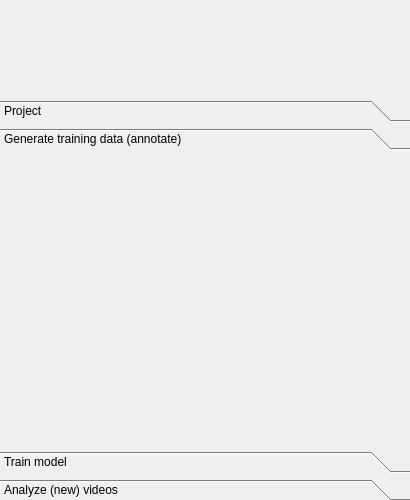
This is qt_gui/octron.ui in horsto/OCTRON-GUI as Qt 5 draws it before an edit. The edited form follows.
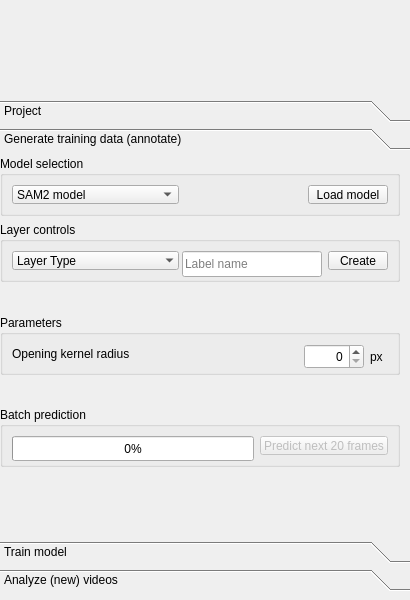
This is the edited form. The open tabs and pages were chosen to show the change. Icons and pictures are not drawn.

Commit message:
Added all GUI elements for annotation category
 (no callbacks yet)

```diff
--- a/qt_gui/octron.ui
+++ b/qt_gui/octron.ui
@@ -10,7 +10,7 @@
     <x>0</x>
     <y>0</y>
     <width>410</width>
-    <height>500</height>
+    <height>600</height>
    </rect>
   </property>
   <property name="minimumSize">
@@ -40,7 +40,7 @@
      <x>0</x>
      <y>0</y>
      <width>412</width>
-     <height>501</height>
+     <height>591</height>
     </rect>
    </property>
    <layout class="QVBoxLayout" name="mainLayout">
@@ -145,7 +145,7 @@
          <x>0</x>
          <y>0</y>
          <width>410</width>
-         <height>224</height>
+         <height>314</height>
         </rect>
        </property>
        <property name="sizePolicy">
@@ -154,6 +154,12 @@
          <verstretch>0</verstretch>
         </sizepolicy>
        </property>
+       <property name="maximumSize">
+        <size>
+         <width>410</width>
+         <height>16777215</height>
+        </size>
+       </property>
        <attribute name="icon">
         <iconset>
          <normaloff>icons/noun-copywriting-7158879.svg</normaloff>icons/noun-copywriting-7158879.svg</iconset>
@@ -164,6 +170,370 @@
        <attribute name="toolTip">
         <string>Create annotation data for training, i.e. add segmentation or keypoint data on videos.</string>
        </attribute>
+       <widget class="QWidget" name="verticalLayoutWidget_2">
+        <property name="geometry">
+         <rect>
+          <x>0</x>
+          <y>0</y>
+          <width>406</width>
+          <height>311</height>
+         </rect>
+        </property>
+        <layout class="QVBoxLayout" name="annotate_vertical_layout">
+         <property name="spacing">
+          <number>-1</number>
+         </property>
+         <item>
+          <widget class="QGroupBox" name="horizontalGroupBox">
+           <property name="sizePolicy">
+            <sizepolicy hsizetype="Maximum" vsizetype="Maximum">
+             <horstretch>0</horstretch>
+             <verstretch>0</verstretch>
+            </sizepolicy>
+           </property>
+           <property name="minimumSize">
+            <size>
+             <width>400</width>
+             <height>60</height>
+            </size>
+           </property>
+           <property name="maximumSize">
+            <size>
+             <width>400</width>
+             <height>60</height>
+            </size>
+           </property>
+           <property name="title">
+            <string>Model selection</string>
+           </property>
+           <layout class="QHBoxLayout" name="horizontalLayout_8">
+            <item alignment="Qt::AlignmentFlag::AlignLeft|Qt::AlignmentFlag::AlignVCenter">
+             <widget class="QComboBox" name="comboBox">
+              <property name="minimumSize">
+               <size>
+                <width>167</width>
+                <height>0</height>
+               </size>
+              </property>
+              <property name="maximumSize">
+               <size>
+                <width>167</width>
+                <height>25</height>
+               </size>
+              </property>
+              <item>
+               <property name="text">
+                <string>SAM2 model</string>
+               </property>
+              </item>
+              <item>
+               <property name="text">
+                <string>Tiny</string>
+               </property>
+              </item>
+              <item>
+               <property name="text">
+                <string>Small</string>
+               </property>
+              </item>
+              <item>
+               <property name="text">
+                <string>Base +</string>
+               </property>
+              </item>
+              <item>
+               <property name="text">
+                <string>Large</string>
+               </property>
+              </item>
+             </widget>
+            </item>
+            <item alignment="Qt::AlignmentFlag::AlignRight|Qt::AlignmentFlag::AlignVCenter">
+             <widget class="QPushButton" name="pushButton">
+              <property name="maximumSize">
+               <size>
+                <width>16777215</width>
+                <height>60</height>
+               </size>
+              </property>
+              <property name="text">
+               <string>Load model</string>
+              </property>
+             </widget>
+            </item>
+           </layout>
+          </widget>
+         </item>
+         <item>
+          <widget class="QGroupBox" name="annotate_layer_create_groupbox">
+           <property name="sizePolicy">
+            <sizepolicy hsizetype="Maximum" vsizetype="Maximum">
+             <horstretch>0</horstretch>
+             <verstretch>0</verstretch>
+            </sizepolicy>
+           </property>
+           <property name="minimumSize">
+            <size>
+             <width>400</width>
+             <height>60</height>
+            </size>
+           </property>
+           <property name="maximumSize">
+            <size>
+             <width>400</width>
+             <height>60</height>
+            </size>
+           </property>
+           <property name="title">
+            <string>Layer controls</string>
+           </property>
+           <layout class="QHBoxLayout" name="horizontalLayout_2">
+            <property name="sizeConstraint">
+             <enum>QLayout::SizeConstraint::SetDefaultConstraint</enum>
+            </property>
+            <item alignment="Qt::AlignmentFlag::AlignLeft|Qt::AlignmentFlag::AlignVCenter">
+             <widget class="QComboBox" name="layer_type_combobox">
+              <property name="minimumSize">
+               <size>
+                <width>167</width>
+                <height>0</height>
+               </size>
+              </property>
+              <property name="maximumSize">
+               <size>
+                <width>167</width>
+                <height>25</height>
+               </size>
+              </property>
+              <property name="currentText">
+               <string>Layer Type</string>
+              </property>
+              <property name="maxCount">
+               <number>15</number>
+              </property>
+              <property name="sizeAdjustPolicy">
+               <enum>QComboBox::SizeAdjustPolicy::AdjustToContents</enum>
+              </property>
+              <property name="iconSize">
+               <size>
+                <width>14</width>
+                <height>14</height>
+               </size>
+              </property>
+              <property name="frame">
+               <bool>false</bool>
+              </property>
+              <item>
+               <property name="text">
+                <string>Layer Type</string>
+               </property>
+              </item>
+              <item>
+               <property name="text">
+                <string>Shape Layer</string>
+               </property>
+              </item>
+              <item>
+               <property name="text">
+                <string>Point-&gt;Mask Layer</string>
+               </property>
+              </item>
+              <item>
+               <property name="text">
+                <string>Anchor point Layer </string>
+               </property>
+              </item>
+             </widget>
+            </item>
+            <item alignment="Qt::AlignmentFlag::AlignRight|Qt::AlignmentFlag::AlignVCenter">
+             <widget class="QLineEdit" name="label_name_lineedit">
+              <property name="minimumSize">
+               <size>
+                <width>140</width>
+                <height>26</height>
+               </size>
+              </property>
+              <property name="maximumSize">
+               <size>
+                <width>140</width>
+                <height>26</height>
+               </size>
+              </property>
+              <property name="inputMask">
+               <string notr="true"/>
+              </property>
+              <property name="text">
+               <string notr="true"/>
+              </property>
+              <property name="maxLength">
+               <number>100</number>
+              </property>
+              <property name="placeholderText">
+               <string>Label name</string>
+              </property>
+             </widget>
+            </item>
+            <item alignment="Qt::AlignmentFlag::AlignRight|Qt::AlignmentFlag::AlignVCenter">
+             <widget class="QPushButton" name="create_annotation_layer_btn">
+              <property name="maximumSize">
+               <size>
+                <width>60</width>
+                <height>60</height>
+               </size>
+              </property>
+              <property name="text">
+               <string>Create</string>
+              </property>
+             </widget>
+            </item>
+           </layout>
+          </widget>
+         </item>
+         <item alignment="Qt::AlignmentFlag::AlignBottom">
+          <widget class="QGroupBox" name="annotate_param_groupbox">
+           <property name="sizePolicy">
+            <sizepolicy hsizetype="Maximum" vsizetype="Maximum">
+             <horstretch>100</horstretch>
+             <verstretch>0</verstretch>
+            </sizepolicy>
+           </property>
+           <property name="minimumSize">
+            <size>
+             <width>400</width>
+             <height>60</height>
+            </size>
+           </property>
+           <property name="maximumSize">
+            <size>
+             <width>400</width>
+             <height>60</height>
+            </size>
+           </property>
+           <property name="title">
+            <string>Parameters</string>
+           </property>
+           <layout class="QHBoxLayout" name="horizontalLayout_4">
+            <item>
+             <widget class="QLabel" name="kernel_label">
+              <property name="maximumSize">
+               <size>
+                <width>400</width>
+                <height>25</height>
+               </size>
+              </property>
+              <property name="text">
+               <string>Opening kernel radius</string>
+              </property>
+             </widget>
+            </item>
+            <item>
+             <widget class="QSpinBox" name="opening_kernel_radius_box">
+              <property name="minimumSize">
+               <size>
+                <width>60</width>
+                <height>25</height>
+               </size>
+              </property>
+              <property name="maximumSize">
+               <size>
+                <width>60</width>
+                <height>25</height>
+               </size>
+              </property>
+              <property name="alignment">
+               <set>Qt::AlignmentFlag::AlignRight|Qt::AlignmentFlag::AlignTrailing|Qt::AlignmentFlag::AlignVCenter</set>
+              </property>
+             </widget>
+            </item>
+            <item>
+             <widget class="QLabel" name="kernel_label_px">
+              <property name="minimumSize">
+               <size>
+                <width>18</width>
+                <height>25</height>
+               </size>
+              </property>
+              <property name="maximumSize">
+               <size>
+                <width>18</width>
+                <height>25</height>
+               </size>
+              </property>
+              <property name="text">
+               <string>px</string>
+              </property>
+             </widget>
+            </item>
+           </layout>
+          </widget>
+         </item>
+         <item alignment="Qt::AlignmentFlag::AlignBottom">
+          <widget class="QGroupBox" name="annotate_layer_predict_groupbox">
+           <property name="sizePolicy">
+            <sizepolicy hsizetype="Maximum" vsizetype="Maximum">
+             <horstretch>0</horstretch>
+             <verstretch>0</verstretch>
+            </sizepolicy>
+           </property>
+           <property name="minimumSize">
+            <size>
+             <width>400</width>
+             <height>60</height>
+            </size>
+           </property>
+           <property name="maximumSize">
+            <size>
+             <width>400</width>
+             <height>60</height>
+            </size>
+           </property>
+           <property name="title">
+            <string>Batch prediction</string>
+           </property>
+           <layout class="QHBoxLayout" name="horizontalLayout_7">
+            <item alignment="Qt::AlignmentFlag::AlignVCenter">
+             <widget class="QProgressBar" name="batch_predict_progressbar">
+              <property name="minimumSize">
+               <size>
+                <width>0</width>
+                <height>25</height>
+               </size>
+              </property>
+              <property name="maximumSize">
+               <size>
+                <width>16777215</width>
+                <height>25</height>
+               </size>
+              </property>
+              <property name="toolTip">
+               <string>&lt;html&gt;&lt;head/&gt;&lt;body&gt;&lt;p&gt;Batch predict progress bar&lt;/p&gt;&lt;/body&gt;&lt;/html&gt;</string>
+              </property>
+              <property name="maximum">
+               <number>20</number>
+              </property>
+              <property name="value">
+               <number>0</number>
+              </property>
+              <property name="format">
+               <string>%p%</string>
+              </property>
+             </widget>
+            </item>
+            <item alignment="Qt::AlignmentFlag::AlignVCenter">
+             <widget class="QPushButton" name="predict_next_batch_btn">
+              <property name="enabled">
+               <bool>false</bool>
+              </property>
+              <property name="text">
+               <string>Predict next 20 frames</string>
+              </property>
+             </widget>
+            </item>
+           </layout>
+          </widget>
+         </item>
+        </layout>
+       </widget>
       </widget>
       <widget class="QWidget" name="train_tab">
        <property name="geometry">
```
Left out of the diff: 8 changed lines with no effect on the pictures. The commit also changes 4 other files.
